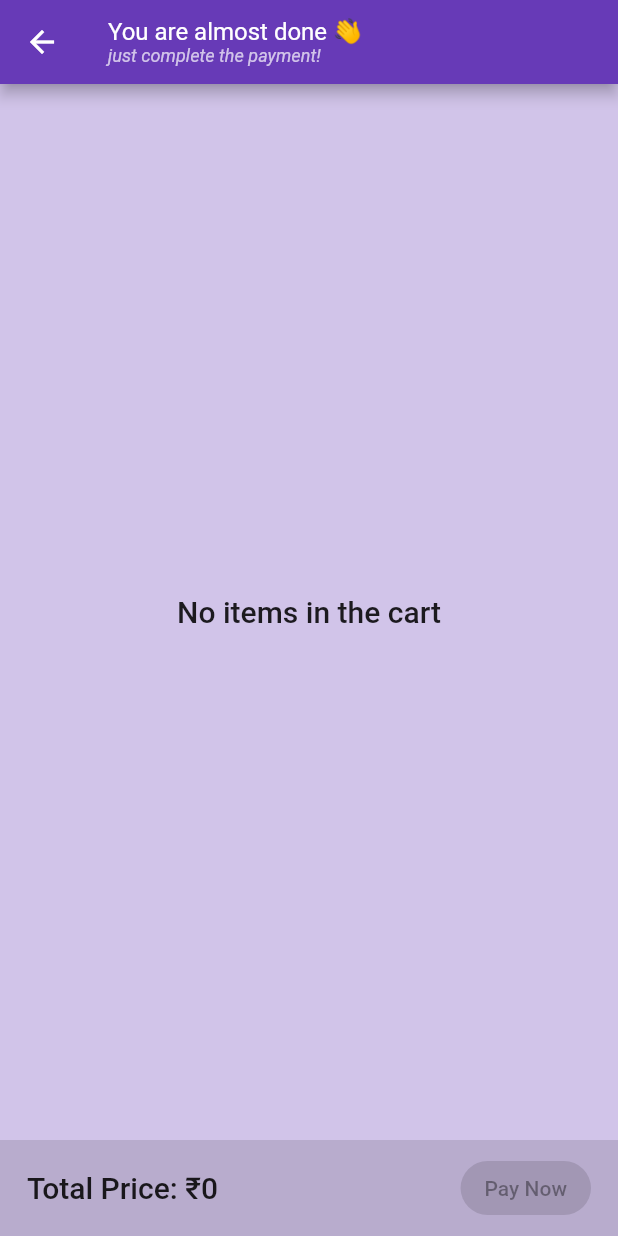
After one commit to srikanth7785/simple_stateManagement_app, a Flutter app: the CheckoutScreen screen opened directly, on a phone screen of 412 x 824 dp. The commit adds this screen. Run offline on Flutter 3.47's test engine with Material 2 defaults, Android fonts, the phone set to English and light mode, and no system bars.

Commit message:
checkout screen done

```diff
--- /dev/null
+++ b/lib/Screens/checkout_screen.dart
@@ -0,0 +1,104 @@
+import 'package:flutter/material.dart';
+import 'package:simple_app/businessLogic/cart_manager.dart';
+import 'package:simple_app/customWidgets/product_card.dart';
+import 'package:simple_app/customWidgets/toast.dart';
+
+class CheckoutScreen extends StatefulWidget {
+  const CheckoutScreen({Key? key}) : super(key: key);
+
+  @override
+  State<CheckoutScreen> createState() => _CheckoutScreenState();
+}
+
+class _CheckoutScreenState extends State<CheckoutScreen> {
+  @override
+  Widget build(BuildContext context) {
+    TextTheme _textTheme = Theme.of(context).textTheme;
+    return Scaffold(
+      appBar: AppBar(
+        // elevation: 0,
+        title: Column(
+          crossAxisAlignment: CrossAxisAlignment.start,
+          children: [
+            Text(
+              "You are almost done 👋",
+              style: _textTheme.titleMedium!.copyWith(color: Colors.white),
+            ),
+            Text(
+              "just complete the payment!",
+              style: _textTheme.bodySmall!
+                  .copyWith(color: Colors.white70, fontStyle: FontStyle.italic),
+            ),
+          ],
+        ),
+      ),
+      body: ValueListenableBuilder(
+        valueListenable: CartCollection(),
+        builder: (context, values, child) {
+          List<CartItem> items = values as List<CartItem>;
+          final cart = CartCollection();
+          return items.isEmpty
+              ? Center(
+                  child: Text(
+                    "No items in the cart",
+                    style: _textTheme.titleLarge,
+                  ),
+                )
+              : ListView.builder(
+                  itemCount: items.length,
+                  itemBuilder: (context, index) {
+                    return ProductCard(
+                      index: items[index].index,
+                      isAdded: true,
+                      onAddOrRemove: (i) {
+                        cart.removeFromCart(cartItem: CartItem(index: i));
+                      },
+                    );
+                  },
+                );
+        },
+      ),
+      bottomNavigationBar: Container(
+        padding: const EdgeInsets.symmetric(horizontal: 18, vertical: 8),
+        color: Colors.black12,
+        child: ValueListenableBuilder(
+            valueListenable: CartCollection(),
+            builder: (context, values, child) {
+              List<CartItem> items = values as List<CartItem>;
+              return Row(
+                mainAxisAlignment: MainAxisAlignment.spaceBetween,
+                children: [
+                  Text(
+                    "Total Price: \u20B9${items.length * 499}",
+                    style: _textTheme.titleLarge,
+                  ),
+                  ElevatedButton(
+                    onPressed: items.isEmpty
+                        ? null
+                        : () {
+                            ScaffoldMessenger.of(context).showSnackBar(
+                              toast(
+                                  context: context,
+                                  text: 'Payment Successful!'),
+                            );
+                          },
+                    style: ButtonStyle(
+                        shape: MaterialStateProperty.all(
+                      RoundedRectangleBorder(
+                          borderRadius: BorderRadiusDirectional.circular(25)),
+                    )),
+                    child: const Text("Pay Now"),
+                  )
+                ],
+              );
+            }),
+      ),
+    );
+  }
+}
+
+              // style: ButtonStyle(
+              //     shape: MaterialStateProperty.all(
+              //   RoundedRectangleBorder(
+              //       borderRadius: BorderRadiusDirectional.circular(25)),
+              // )),
--- /dev/null
+++ b/lib/customWidgets/toast.dart
@@ -0,0 +1,10 @@
+import 'package:flutter/material.dart';
+
+toast({required BuildContext context, required String text}) => SnackBar(
+      content: Text(text),
+      action: SnackBarAction(
+        label: 'OK',
+        textColor: Colors.amber,
+        onPressed: () => ScaffoldMessenger.of(context).removeCurrentSnackBar(),
+      ),
+    );
```
Also changed, not shown: lib/customWidgets/checkout_button.dart (+41 -26 lines).
